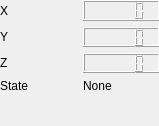
Old version of the form dro.ui in the repository dakoner/microscope_ui.
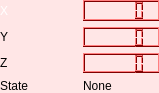
New version of the form.

Diff of the .ui file:
```diff
--- a/dro.ui
+++ b/dro.ui
@@ -7,9 +7,424 @@
     <x>0</x>
     <y>0</y>
     <width>159</width>
-    <height>126</height>
+    <height>93</height>
    </rect>
   </property>
+  <property name="palette">
+   <palette>
+    <active>
+     <colorrole role="WindowText">
+      <brush brushstyle="SolidPattern">
+       <color alpha="255">
+        <red>0</red>
+        <green>0</green>
+        <blue>0</blue>
+       </color>
+      </brush>
+     </colorrole>
+     <colorrole role="Button">
+      <brush brushstyle="SolidPattern">
+       <color alpha="255">
+        <red>255</red>
+        <green>0</green>
+        <blue>0</blue>
+       </color>
+      </brush>
+     </colorrole>
+     <colorrole role="Light">
+      <brush brushstyle="SolidPattern">
+       <color alpha="255">
+        <red>255</red>
+        <green>127</green>
+        <blue>127</blue>
+       </color>
+      </brush>
+     </colorrole>
+     <colorrole role="Midlight">
+      <brush brushstyle="SolidPattern">
+       <color alpha="255">
+        <red>255</red>
+        <green>63</green>
+        <blue>63</blue>
+       </color>
+      </brush>
+     </colorrole>
+     <colorrole role="Dark">
+      <brush brushstyle="SolidPattern">
+       <color alpha="255">
+        <red>127</red>
+        <green>0</green>
+        <blue>0</blue>
+       </color>
+      </brush>
+     </colorrole>
+     <colorrole role="Mid">
+      <brush brushstyle="SolidPattern">
+       <color alpha="255">
+        <red>170</red>
+        <green>0</green>
+        <blue>0</blue>
+       </color>
+      </brush>
+     </colorrole>
+     <colorrole role="Text">
+      <brush brushstyle="SolidPattern">
+       <color alpha="255">
+        <red>0</red>
+        <green>0</green>
+        <blue>0</blue>
+       </color>
+      </brush>
+     </colorrole>
+     <colorrole role="BrightText">
+      <brush brushstyle="SolidPattern">
+       <color alpha="255">
+        <red>255</red>
+        <green>255</green>
+        <blue>255</blue>
+       </color>
+      </brush>
+     </colorrole>
+     <colorrole role="ButtonText">
+      <brush brushstyle="SolidPattern">
+       <color alpha="255">
+        <red>0</red>
+        <green>0</green>
+        <blue>0</blue>
+       </color>
+      </brush>
+     </colorrole>
+     <colorrole role="Base">
+      <brush brushstyle="SolidPattern">
+       <color alpha="255">
+        <red>255</red>
+        <green>255</green>
+        <blue>255</blue>
+       </color>
+      </brush>
+     </colorrole>
+     <colorrole role="Window">
+      <brush brushstyle="SolidPattern">
+       <color alpha="25">
+        <red>255</red>
+        <green>0</green>
+        <blue>0</blue>
+       </color>
+      </brush>
+     </colorrole>
+     <colorrole role="Shadow">
+      <brush brushstyle="SolidPattern">
+       <color alpha="255">
+        <red>0</red>
+        <green>0</green>
+        <blue>0</blue>
+       </color>
+      </brush>
+     </colorrole>
+     <colorrole role="AlternateBase">
+      <brush brushstyle="SolidPattern">
+       <color alpha="255">
+        <red>255</red>
+        <green>127</green>
+        <blue>127</blue>
+       </color>
+      </brush>
+     </colorrole>
+     <colorrole role="ToolTipBase">
+      <brush brushstyle="SolidPattern">
+       <color alpha="255">
+        <red>255</red>
+        <green>255</green>
+        <blue>220</blue>
+       </color>
+      </brush>
+     </colorrole>
+     <colorrole role="ToolTipText">
+      <brush brushstyle="SolidPattern">
+       <color alpha="255">
+        <red>0</red>
+        <green>0</green>
+        <blue>0</blue>
+       </color>
+      </brush>
+     </colorrole>
+    </active>
+    <inactive>
+     <colorrole role="WindowText">
+      <brush brushstyle="SolidPattern">
+       <color alpha="255">
+        <red>0</red>
+        <green>0</green>
+        <blue>0</blue>
+       </color>
+      </brush>
+     </colorrole>
+     <colorrole role="Button">
+      <brush brushstyle="SolidPattern">
+       <color alpha="255">
+        <red>255</red>
+        <green>0</green>
+        <blue>0</blue>
+       </color>
+      </brush>
+     </colorrole>
+     <colorrole role="Light">
+      <brush brushstyle="SolidPattern">
+       <color alpha="255">
+        <red>255</red>
+        <green>127</green>
+        <blue>127</blue>
+       </color>
+      </brush>
+     </colorrole>
+     <colorrole role="Midlight">
+      <brush brushstyle="SolidPattern">
+       <color alpha="255">
+        <red>255</red>
+        <green>63</green>
+        <blue>63</blue>
+       </color>
+      </brush>
+     </colorrole>
+     <colorrole role="Dark">
+      <brush brushstyle="SolidPattern">
+       <color alpha="255">
+        <red>127</red>
+        <green>0</green>
+        <blue>0</blue>
+       </color>
+      </brush>
+     </colorrole>
+     <colorrole role="Mid">
+      <brush brushstyle="SolidPattern">
+       <color alpha="255">
+        <red>170</red>
+        <green>0</green>
+        <blue>0</blue>
+       </color>
+      </brush>
+     </colorrole>
+     <colorrole role="Text">
+      <brush brushstyle="SolidPattern">
+       <color alpha="255">
+        <red>0</red>
+        <green>0</green>
+        <blue>0</blue>
+       </color>
+      </brush>
+     </colorrole>
+     <colorrole role="BrightText">
+      <brush brushstyle="SolidPattern">
+       <color alpha="255">
+        <red>255</red>
+        <green>255</green>
+        <blue>255</blue>
+       </color>
+      </brush>
+     </colorrole>
+     <colorrole role="ButtonText">
+      <brush brushstyle="SolidPattern">
+       <color alpha="255">
+        <red>0</red>
+        <green>0</green>
+        <blue>0</blue>
+       </color>
+      </brush>
+     </colorrole>
+     <colorrole role="Base">
+      <brush brushstyle="SolidPattern">
+       <color alpha="255">
+        <red>255</red>
+        <green>255</green>
+        <blue>255</blue>
+       </color>
+      </brush>
+     </colorrole>
+     <colorrole role="Window">
+      <brush brushstyle="SolidPattern">
+       <color alpha="25">
+        <red>255</red>
+        <green>0</green>
+        <blue>0</blue>
+       </color>
+      </brush>
+     </colorrole>
+     <colorrole role="Shadow">
+      <brush brushstyle="SolidPattern">
+       <color alpha="255">
+        <red>0</red>
+        <green>0</green>
+        <blue>0</blue>
+       </color>
+      </brush>
+     </colorrole>
+     <colorrole role="AlternateBase">
+      <brush brushstyle="SolidPattern">
+       <color alpha="255">
+        <red>255</red>
+        <green>127</green>
+        <blue>127</blue>
+       </color>
+      </brush>
+     </colorrole>
+     <colorrole role="ToolTipBase">
+      <brush brushstyle="SolidPattern">
+       <color alpha="255">
+        <red>255</red>
+        <green>255</green>
+        <blue>220</blue>
+       </color>
+      </brush>
+     </colorrole>
+     <colorrole role="ToolTipText">
+      <brush brushstyle="SolidPattern">
+       <color alpha="255">
+        <red>0</red>
+        <green>0</green>
+        <blue>0</blue>
+       </color>
+      </brush>
+     </colorrole>
+    </inactive>
+    <disabled>
+     <colorrole role="WindowText">
+      <brush brushstyle="SolidPattern">
+       <color alpha="255">
+        <red>127</red>
+        <green>0</green>
+        <blue>0</blue>
+       </color>
+      </brush>
+     </colorrole>
+     <colorrole role="Button">
+      <brush brushstyle="SolidPattern">
+       <color alpha="255">
+        <red>255</red>
+        <green>0</green>
+        <blue>0</blue>
+       </color>
+      </brush>
+     </colorrole>
+     <colorrole role="Light">
+      <brush brushstyle="SolidPattern">
+       <color alpha="255">
+        <red>255</red>
+        <green>127</green>
+        <blue>127</blue>
+       </color>
+      </brush>
+     </colorrole>
+     <colorrole role="Midlight">
+      <brush brushstyle="SolidPattern">
+       <color alpha="255">
+        <red>255</red>
+        <green>63</green>
+        <blue>63</blue>
+       </color>
+      </brush>
+     </colorrole>
+     <colorrole role="Dark">
+      <brush brushstyle="SolidPattern">
+       <color alpha="255">
+        <red>127</red>
+        <green>0</green>
+        <blue>0</blue>
+       </color>
+      </brush>
+     </colorrole>
+     <colorrole role="Mid">
+      <brush brushstyle="SolidPattern">
+       <color alpha="255">
+        <red>170</red>
+        <green>0</green>
+        <blue>0</blue>
+       </color>
+      </brush>
+     </colorrole>
+     <colorrole role="Text">
+      <brush brushstyle="SolidPattern">
+       <color alpha="255">
+        <red>127</red>
+        <green>0</green>
+        <blue>0</blue>
+       </color>
+      </brush>
+     </colorrole>
+     <colorrole role="BrightText">
+      <brush brushstyle="SolidPattern">
+       <color alpha="255">
+        <red>255</red>
+        <green>255</green>
+        <blue>255</blue>
+       </color>
+      </brush>
+     </colorrole>
+     <colorrole role="ButtonText">
+      <brush brushstyle="SolidPattern">
+       <color alpha="255">
+        <red>127</red>
+        <green>0</green>
+        <blue>0</blue>
+       </color>
+      </brush>
+     </colorrole>
+     <colorrole role="Base">
+      <brush brushstyle="SolidPattern">
+       <color alpha="25">
+        <red>255</red>
+        <green>0</green>
+        <blue>0</blue>
+       </color>
+      </brush>
+     </colorrole>
+     <colorrole role="Window">
+      <brush brushstyle="SolidPattern">
+       <color alpha="25">
+        <red>255</red>
+        <green>0</green>
+        <blue>0</blue>
+       </color>
+      </brush>
+     </colorrole>
+     <colorrole role="Shadow">
+      <brush brushstyle="SolidPattern">
+       <color alpha="255">
+        <red>0</red>
+        <green>0</green>
+        <blue>0</blue>
+       </color>
+      </brush>
+     </colorrole>
+     <colorrole role="AlternateBase">
+      <brush brushstyle="SolidPattern">
+       <color alpha="255">
+        <red>255</red>
+        <green>0</green>
+        <blue>0</blue>
+       </color>
+      </brush>
+     </colorrole>
+     <colorrole role="ToolTipBase">
+      <brush brushstyle="SolidPattern">
+       <color alpha="255">
+        <red>255</red>
+        <green>255</green>
+        <blue>220</blue>
+       </color>
+      </brush>
+     </colorrole>
+     <colorrole role="ToolTipText">
+      <brush brushstyle="SolidPattern">
+       <color alpha="255">
+        <red>0</red>
+        <green>0</green>
+        <blue>0</blue>
+       </color>
+      </brush>
+     </colorrole>
+    </disabled>
+   </palette>
+  </property>
   <property name="windowTitle">
    <string>Form</string>
   </property>
@@ -29,8 +444,156 @@
     <item row="1" column="1">
      <widget class="QLCDNumber" name="y_value"/>
     </item>
+    <item row="0" column="1">
+     <widget class="QLCDNumber" name="x_value"/>
+    </item>
     <item row="0" column="0">
      <widget class="QLabel" name="label_2">
+      <property name="palette">
+       <palette>
+        <active>
+         <colorrole role="WindowText">
+          <brush brushstyle="SolidPattern">
+           <color alpha="255">
+            <red>255</red>
+            <green>255</green>
+            <blue>255</blue>
+           </color>
+          </brush>
+         </colorrole>
+         <colorrole role="Button">
+          <brush brushstyle="SolidPattern">
+           <color alpha="255">
+            <red>170</red>
+            <green>85</green>
+            <blue>0</blue>
+           </color>
+          </brush>
+         </colorrole>
+         <colorrole role="Text">
+          <brush brushstyle="SolidPattern">
+           <color alpha="255">
+            <red>255</red>
+            <green>255</green>
+            <blue>255</blue>
+           </color>
+          </brush>
+         </colorrole>
+         <colorrole role="Base">
+          <brush brushstyle="SolidPattern">
+           <color alpha="255">
+            <red>255</red>
+            <green>255</green>
+            <blue>255</blue>
+           </color>
+          </brush>
+         </colorrole>
+         <colorrole role="Window">
+          <brush brushstyle="SolidPattern">
+           <color alpha="25">
+            <red>159</red>
+            <green>255</green>
+            <blue>144</blue>
+           </color>
+          </brush>
+         </colorrole>
+        </active>
+        <inactive>
+         <colorrole role="WindowText">
+          <brush brushstyle="SolidPattern">
+           <color alpha="255">
+            <red>255</red>
+            <green>255</green>
+            <blue>255</blue>
+           </color>
+          </brush>
+         </colorrole>
+         <colorrole role="Button">
+          <brush brushstyle="SolidPattern">
+           <color alpha="255">
+            <red>170</red>
+            <green>85</green>
+            <blue>0</blue>
+           </color>
+          </brush>
+         </colorrole>
+         <colorrole role="Text">
+          <brush brushstyle="SolidPattern">
+           <color alpha="255">
+            <red>255</red>
+            <green>255</green>
+            <blue>255</blue>
+           </color>
+          </brush>
+         </colorrole>
+         <colorrole role="Base">
+          <brush brushstyle="SolidPattern">
+           <color alpha="255">
+            <red>255</red>
+            <green>255</green>
+            <blue>255</blue>
+           </color>
+          </brush>
+         </colorrole>
+         <colorrole role="Window">
+          <brush brushstyle="SolidPattern">
+           <color alpha="25">
+            <red>159</red>
+            <green>255</green>
+            <blue>144</blue>
+           </color>
+          </brush>
+         </colorrole>
+        </inactive>
+        <disabled>
+         <colorrole role="WindowText">
+          <brush brushstyle="SolidPattern">
+           <color alpha="255">
+            <red>127</red>
+            <green>0</green>
+            <blue>0</blue>
+           </color>
+          </brush>
+         </colorrole>
+         <colorrole role="Button">
+          <brush brushstyle="SolidPattern">
+           <color alpha="255">
+            <red>170</red>
+            <green>85</green>
+            <blue>0</blue>
+           </color>
+          </brush>
+         </colorrole>
+         <colorrole role="Text">
+          <brush brushstyle="SolidPattern">
+           <color alpha="255">
+            <red>127</red>
+            <green>0</green>
+            <blue>0</blue>
+           </color>
+          </brush>
+         </colorrole>
+         <colorrole role="Base">
+          <brush brushstyle="SolidPattern">
+           <color alpha="25">
+            <red>159</red>
+            <green>255</green>
+            <blue>144</blue>
+           </color>
+          </brush>
+         </colorrole>
+         <colorrole role="Window">
+          <brush brushstyle="SolidPattern">
+           <color alpha="25">
+            <red>159</red>
+            <green>255</green>
+            <blue>144</blue>
+           </color>
+          </brush>
+         </colorrole>
+        </disabled>
+       </palette>
+      </property>
       <property name="text">
        <string>X</string>
       </property>
@@ -43,15 +606,6 @@
       </property>
      </widget>
     </item>
-    <item row="0" column="1">
-     <widget class="QLCDNumber" name="x_value">
-      <property name="font">
-       <font>
-        <pointsize>32</pointsize>
-       </font>
-      </property>
-     </widget>
-    </item>
     <item row="2" column="0">
      <widget class="QLabel" name="label_3">
       <property name="text">
```
